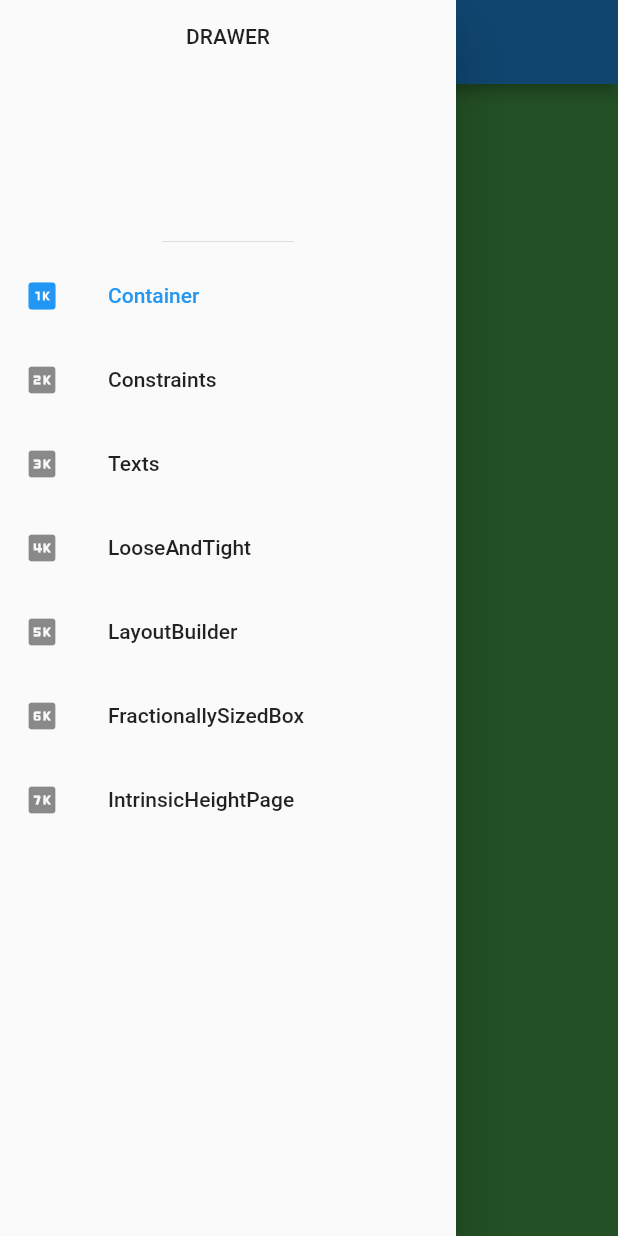
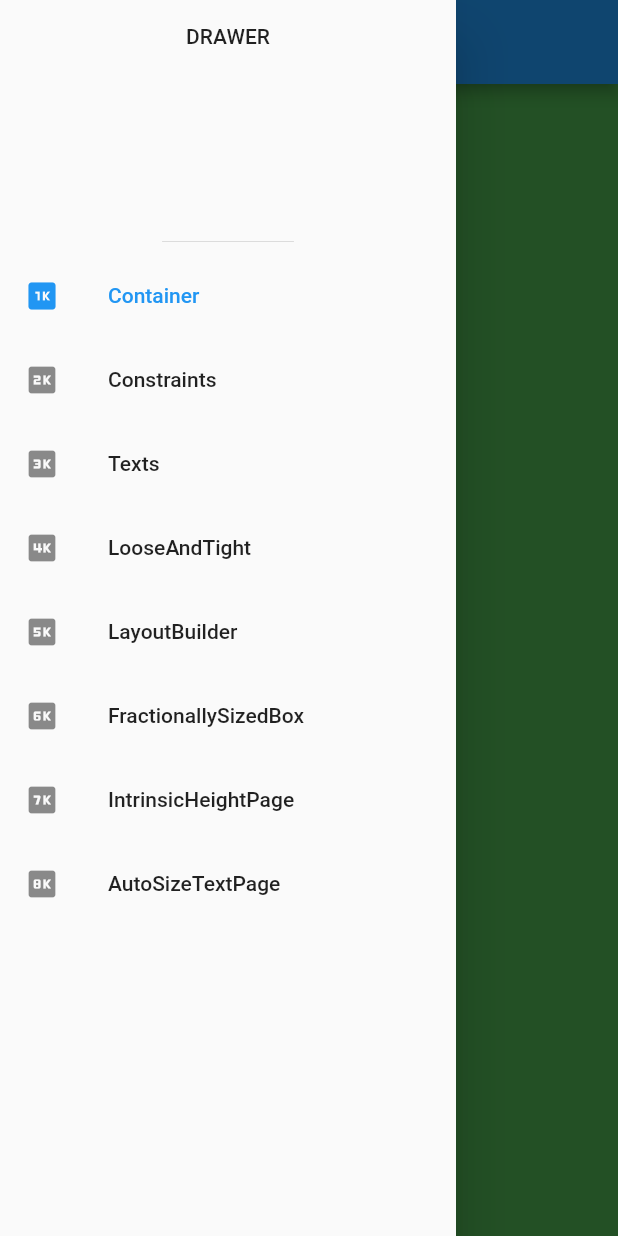
Before and after one commit to matheusEduardoTavares/FlutterResponsividade, a Flutter app: the screen it shows after launch, with the side drawer open, on a phone screen of 412 x 824 dp. Run offline on Flutter 3.47's test engine with Material 2 defaults, Android fonts, the phone set to English and light mode, and no system bars; our stand-ins replace auto_size_text, device_preview.

Commit message:
Aula 19 - AutoSizeText - finalizada

```diff
--- a/secao3/lib/utils/pages_definition.dart
+++ b/secao3/lib/utils/pages_definition.dart
@@ -1,5 +1,6 @@
 import 'package:flutter/material.dart';
 import 'package:secao3/models/pages_definition/pages_definition_model.dart';
+import 'package:secao3/pages/auto_size_text_page/auto_size_text_page.dart';
 import 'package:secao3/pages/constraints_page/constraints_page.dart';
 import 'package:secao3/pages/fractionally_sizedbox_page/fractionally_sizedbox_page.dart';
 import 'package:secao3/pages/home_page/home_page.dart';
@@ -10,12 +11,13 @@ import 'package:secao3/pages/texts_pages/texts_pages.dart';
 
 abstract class PagesDefinition {
   static const homePage = '/home';
-  static const constraintsPage = '/constraints-pages';
-  static const textsPage = '/texts-pages';
-  static const looseAndTightPage = '/loose-and-tight-pages';
-  static const layoutBuilderPage = '/layout-builder-pages';
-  static const fractionallySizedBoxPage = '/fractionally-sizedbox-pages';
+  static const constraintsPage = '/constraints-page';
+  static const textsPage = '/texts-page';
+  static const looseAndTightPage = '/loose-and-tight-page';
+  static const layoutBuilderPage = '/layout-builder-page';
+  static const fractionallySizedBoxPage = '/fractionally-sizedbox-page';
   static const intrinsicHeightPage = '/intrinsic-height-page';
+  static const autoSizeTextPage = '/auto-size-text-page';
 
   static final pagesName = <String, Widget Function(BuildContext)>{
     homePage: (BuildContext _) => HomePage(),
@@ -25,6 +27,7 @@ abstract class PagesDefinition {
     layoutBuilderPage: (BuildContext _) => LayoutBuilderPage(),
     fractionallySizedBoxPage: (BuildContext _) => FractionallySizedBoxPage(),
     intrinsicHeightPage: (BuildContext _) => IntrinsicHeightPage(),
+    autoSizeTextPage: (BuildContext _) => AutoSizeTextPage(),
   };
 
   static final pages = <PagesDefinitionModel>[
@@ -63,5 +66,10 @@ abstract class PagesDefinition {
       title: 'IntrinsicHeightPage',
       route: intrinsicHeightPage,
     ),
+    PagesDefinitionModel(
+      leading: const Icon(Icons.eight_k),
+      title: 'AutoSizeTextPage',
+      route: autoSizeTextPage,
+    ),
   ];
 }
```
Also changed, not shown: secao3/lib/pages/auto_size_text_page/auto_size_text_page.dart (added, +149 -0 lines), secao3/pubspec.yaml (+1 -9 lines), secao3/pubspec.lock.
